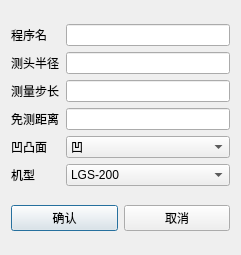
Qt form Total/calculate.ui (miankongLiu/Total) before a commit.
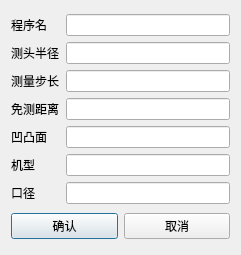
The same form after that commit. Icons and pictures are not drawn.

Patch:
```diff
--- a/Total/calculate.ui
+++ b/Total/calculate.ui
@@ -449,6 +449,13 @@
          </property>
         </widget>
        </item>
+       <item>
+        <widget class="QLabel" name="label_7">
+         <property name="text">
+          <string>口径</string>
+         </property>
+        </widget>
+       </item>
       </layout>
      </item>
      <item>
@@ -466,32 +473,13 @@
         <widget class="QLineEdit" name="p_free"/>
        </item>
        <item>
-        <widget class="QComboBox" name="comboBox">
-         <item>
-          <property name="text">
-           <string>凹</string>
-          </property>
-         </item>
-         <item>
-          <property name="text">
-           <string>凸</string>
-          </property>
-         </item>
-        </widget>
+        <widget class="QLineEdit" name="p_face"/>
        </item>
        <item>
-        <widget class="QComboBox" name="comboBox_2">
-         <item>
-          <property name="text">
-           <string>LGS-200</string>
-          </property>
-         </item>
-         <item>
-          <property name="text">
-           <string>LGS-300</string>
-          </property>
-         </item>
-        </widget>
+        <widget class="QLineEdit" name="p_type"/>
+       </item>
+       <item>
+        <widget class="QLineEdit" name="p_radius"/>
        </item>
       </layout>
      </item>
```
Left out of the diff: 14 changed lines with no effect on the pictures.
